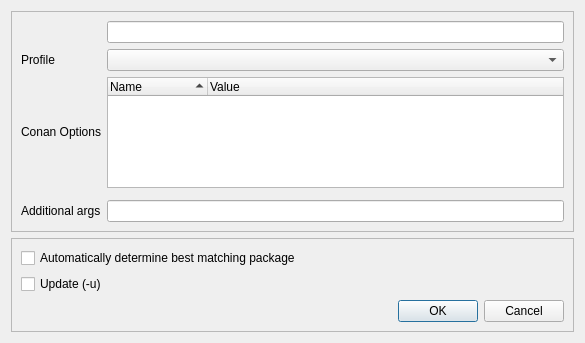
Before: the Qt Designer form src/conan_app_launcher/ui/dialogs/conan_install/conan_install.ui in goszpeti/conan_explorer, drawn with Qt 5.
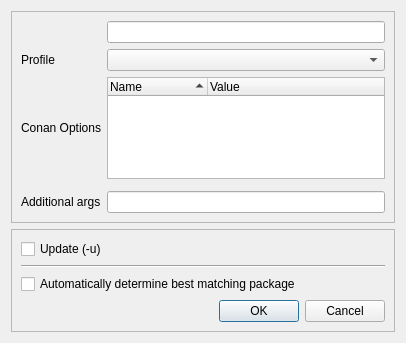
After: the same form once the commit is applied. Custom widgets are drawn as their Qt base class.

Commit message: Connect options and profiles for install dialog

```diff
--- a/src/conan_app_launcher/ui/dialogs/conan_install/conan_install.ui
+++ b/src/conan_app_launcher/ui/dialogs/conan_install/conan_install.ui
@@ -6,7 +6,7 @@
    <rect>
     <x>0</x>
     <y>0</y>
-    <width>585</width>
+    <width>406</width>
     <height>343</height>
    </rect>
   </property>
@@ -18,7 +18,7 @@
   </property>
   <property name="minimumSize">
    <size>
-    <width>200</width>
+    <width>400</width>
     <height>100</height>
    </size>
   </property>
@@ -161,19 +161,6 @@
       <enum>QFrame::Raised</enum>
      </property>
      <layout class="QVBoxLayout" name="verticalLayout">
-      <item>
-       <widget class="QCheckBox" name="auto_install_check_box">
-        <property name="sizePolicy">
-         <sizepolicy hsizetype="MinimumExpanding" vsizetype="Fixed">
-          <horstretch>0</horstretch>
-          <verstretch>0</verstretch>
-         </sizepolicy>
-        </property>
-        <property name="text">
-         <string>Automatically determine best matching package</string>
-        </property>
-       </widget>
-      </item>
       <item>
        <widget class="QCheckBox" name="update_check_box">
         <property name="sizePolicy">
@@ -187,6 +174,26 @@
         </property>
        </widget>
       </item>
+      <item>
+       <widget class="Line" name="line">
+        <property name="orientation">
+         <enum>Qt::Horizontal</enum>
+        </property>
+       </widget>
+      </item>
+      <item>
+       <widget class="QCheckBox" name="auto_install_check_box">
+        <property name="sizePolicy">
+         <sizepolicy hsizetype="MinimumExpanding" vsizetype="Fixed">
+          <horstretch>0</horstretch>
+          <verstretch>0</verstretch>
+         </sizepolicy>
+        </property>
+        <property name="text">
+         <string>Automatically determine best matching package</string>
+        </property>
+       </widget>
+      </item>
       <item>
        <widget class="QDialogButtonBox" name="button_box">
         <property name="sizePolicy">
```
The commit also changes 3 other files.
